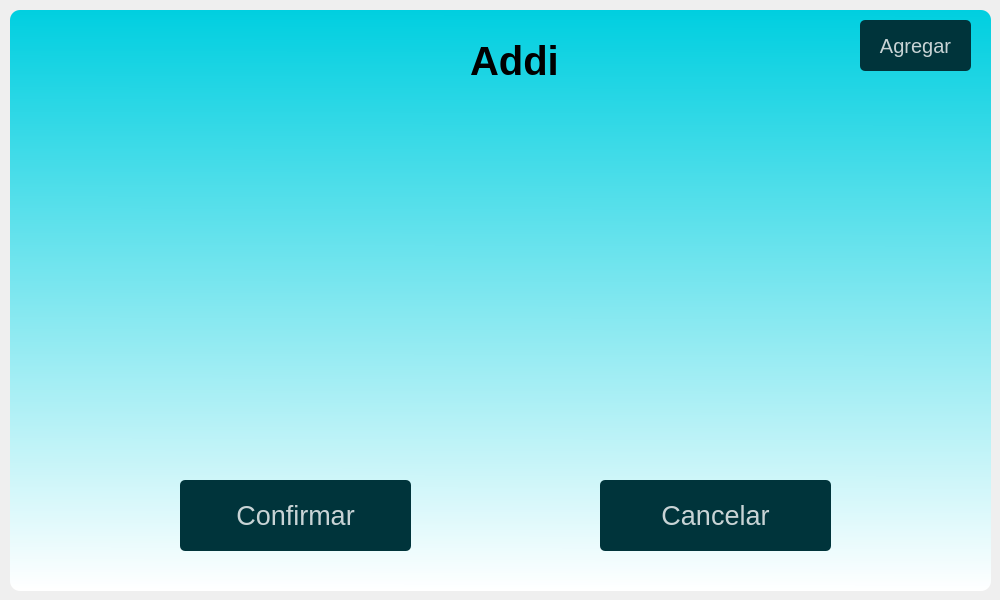
daburneo1/addi, file ui/ihr.ui: the form before one commit.
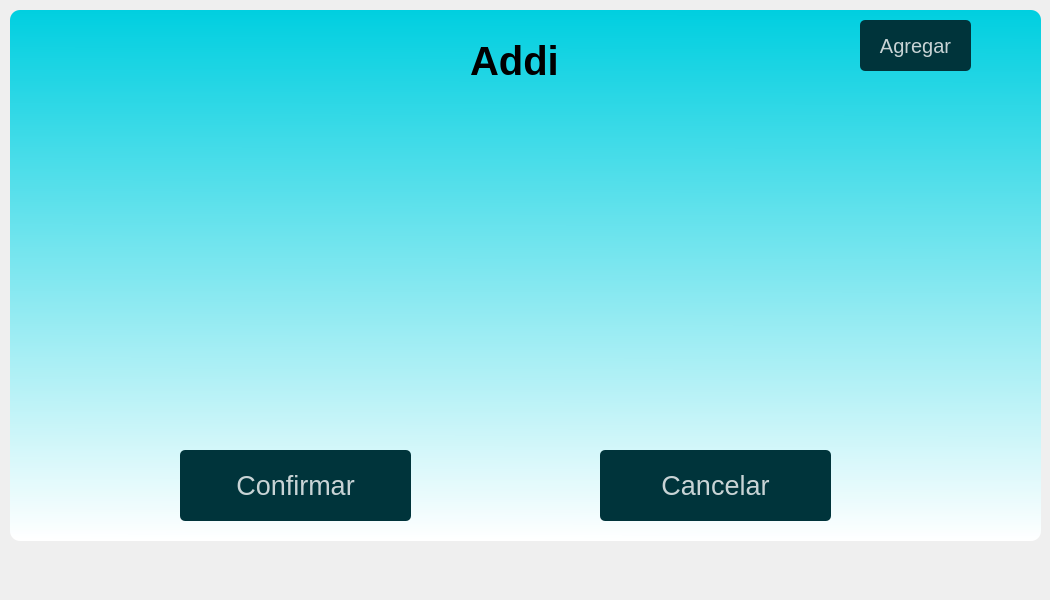
The form after the commit.

The edit to the form file:
```diff
--- a/ui/ihr.ui
+++ b/ui/ihr.ui
@@ -6,19 +6,19 @@
    <rect>
     <x>0</x>
     <y>0</y>
-    <width>1000</width>
+    <width>1050</width>
     <height>600</height>
    </rect>
   </property>
   <property name="minimumSize">
    <size>
-    <width>1000</width>
+    <width>1050</width>
     <height>600</height>
    </size>
   </property>
   <property name="maximumSize">
    <size>
-    <width>1000</width>
+    <width>1100</width>
     <height>600</height>
    </size>
   </property>
@@ -30,7 +30,7 @@
     <rect>
      <x>0</x>
      <y>10</y>
-     <width>991</width>
+     <width>1041</width>
      <height>581</height>
     </rect>
    </property>
@@ -72,8 +72,8 @@
      <rect>
       <x>10</x>
       <y>0</y>
-      <width>981</width>
-      <height>581</height>
+      <width>1031</width>
+      <height>531</height>
      </rect>
     </property>
     <property name="styleSheet">
@@ -90,7 +90,7 @@
     <property name="geometry">
      <rect>
       <x>180</x>
-      <y>470</y>
+      <y>440</y>
       <width>231</width>
       <height>71</height>
      </rect>
@@ -128,7 +128,7 @@
     <property name="geometry">
      <rect>
       <x>600</x>
-      <y>470</y>
+      <y>440</y>
       <width>231</width>
       <height>71</height>
      </rect>
```
